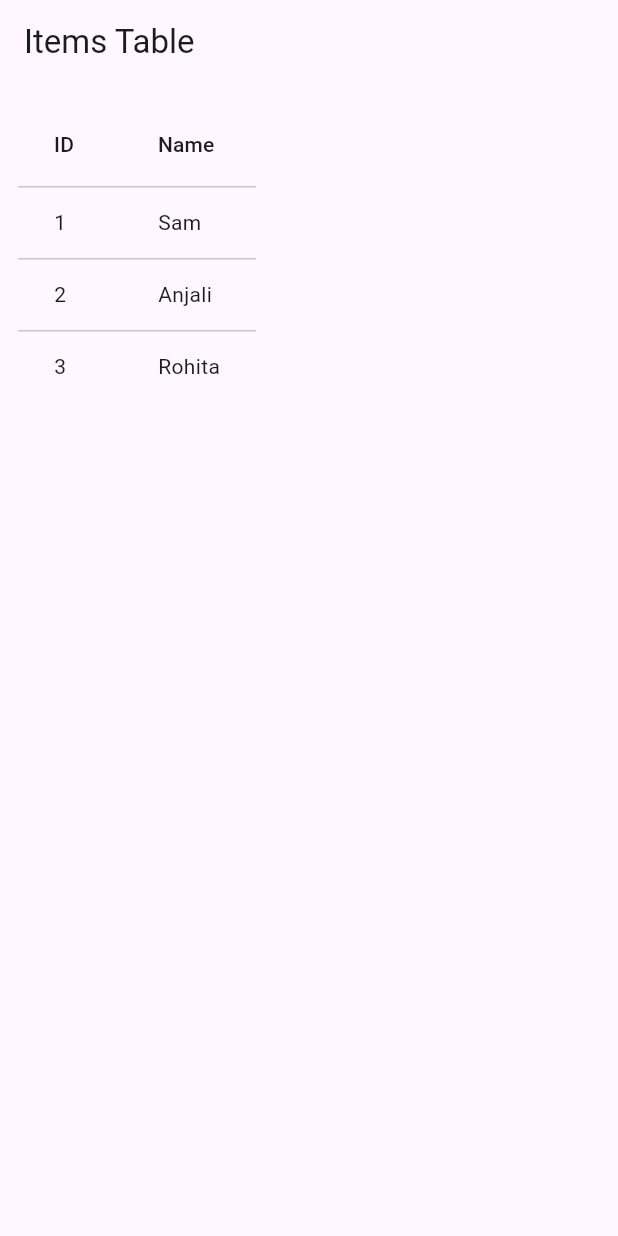
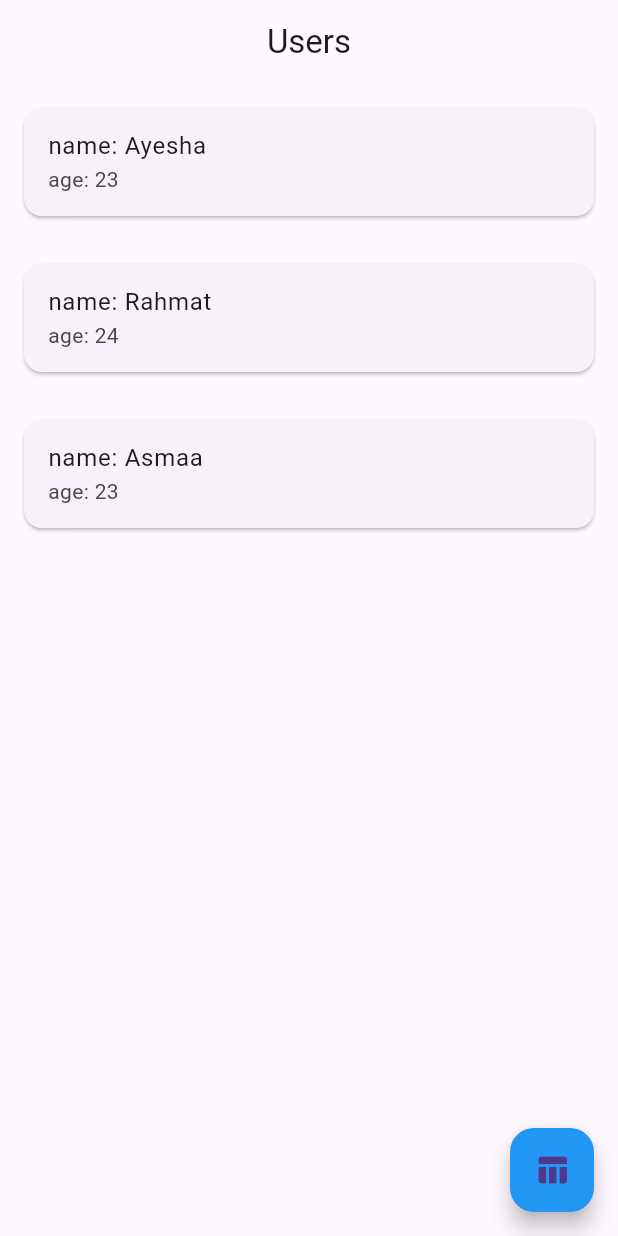
Before and after one commit to Shaikayesha2607/flutter-getx-table, a Flutter app: the screen it shows after launch, on a phone screen of 412 x 824 dp. Run offline on Flutter 3.47's test engine with Material 3 defaults, Android fonts, the phone set to English and light mode, and no system bars; our stand-ins replace get.

Commit message:
added card_screen: usersmodel , controller, card screen

```diff
--- /dev/null
+++ b/lib/controllers/card_controller.dart
@@ -0,0 +1,32 @@
+import 'package:flutter/material.dart';
+import 'package:get/get.dart';
+import 'package:mysecondpr/models/users.dart';
+
+class CardController extends GetxController{
+  List<Users> users =[];
+
+  void onInit(){
+    super.onInit();
+    loadUsers();
+  }
+
+  void loadUsers(){
+    users = [Users(name: 'Ayesha', age: '23'),
+            Users(name: 'Rahmat', age: '24'),
+            Users(name: 'Asmaa', age: '23')];
+
+    update();
+  }
+
+  void showPopup(){
+    Get.dialog(
+      AlertDialog(
+        title: Text('popup'),
+        content: Text('this is a modal popup'),
+        actions: [
+          TextButton(onPressed: ()=> Get.back(), child: Text('ok')),
+        ],
+      )
+    );
+  }
+}
--- a/lib/main.dart
+++ b/lib/main.dart
@@ -1,12 +1,13 @@
 import 'package:flutter/material.dart';
 import 'package:get/get.dart';
 import 'views/table_screen.dart';
+import 'package:mysecondpr/views/card_screen.dart';
 
 void main() {
   runApp(
     GetMaterialApp(
       debugShowCheckedModeBanner: false,
-      home: TableScreen(),
+      home: CardScreen(),
     ),
   );
 }
--- /dev/null
+++ b/lib/models/users.dart
@@ -0,0 +1,5 @@
+class Users{
+  String name ;
+  String age;
+  Users({required this.name , required this.age});
+}
--- /dev/null
+++ b/lib/views/card_screen.dart
@@ -0,0 +1,45 @@
+import 'package:flutter/material.dart';
+import 'package:get/get.dart';
+import 'package:mysecondpr/controllers/card_controller.dart';
+import 'package:mysecondpr/views/table_screen.dart';
+
+class CardScreen extends StatelessWidget {
+   CardScreen({super.key});
+
+    final CardController controller = Get.put(CardController());
+  @override
+  Widget build(BuildContext context) {
+    return Scaffold(
+      appBar: AppBar(
+        title: Text('Users'),
+        centerTitle: true,
+      ),
+      body: GetBuilder<CardController>(
+          builder:(controller){
+            return ListView.builder(
+                itemCount: controller.users.length,
+                itemBuilder: (context,index){
+                  return Card(
+                    margin: EdgeInsets.all(16),
+                    child: ListTile(
+                      title:Text('name: ${controller.users[index].name}'),
+                      subtitle: Text('age: ${controller.users[index].age}'),
+                      onTap: (){
+                        controller.showPopup();
+                      },
+                    ),
+                  );
+                }
+            );
+          }
+
+      ),
+      floatingActionButton: FloatingActionButton(onPressed: (){
+        Get.to(()=> TableScreen());
+      },
+      backgroundColor: Colors.blue,
+        child:Icon(Icons.table_chart),
+      ),
+    ) ;
+  }
+}
```
